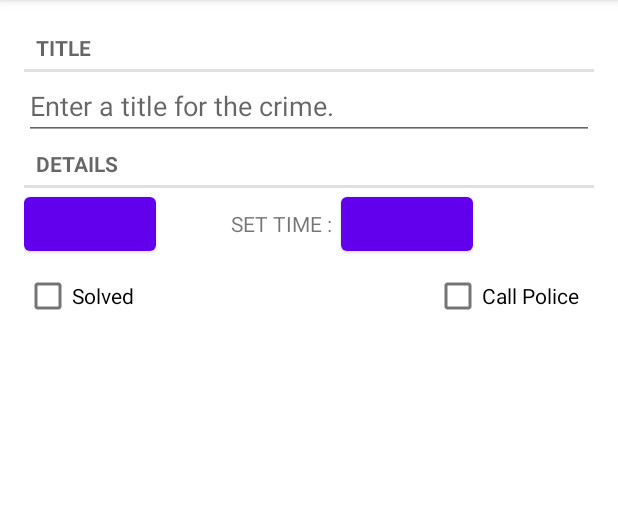
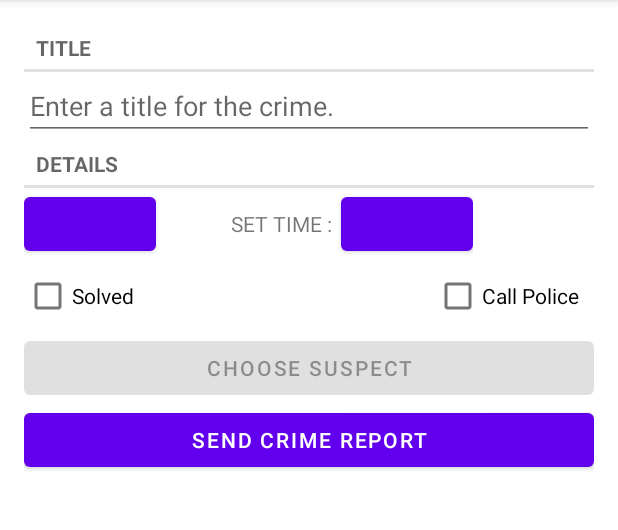
Before and after one commit to daniel-iroka/Criminal-Intent-App, an Android app: the screen it shows after launch (MainActivity), after a tap on "ADD CRIME.", on a phone screen of 412 x 824 dp, the part 84-614 px from its top. Run offline under Robolectric (Android 15) with nearby library versions, the phone set to English and light mode, and no system bars; our stand-ins replace Room's generated code; 1 statement that could not run was skipped.

Commit message:
updated this version with the main version

```diff
--- a/app/src/main/java/com/bignerdranch/android/criminalintentChallengeVersion/Crime.kt
+++ b/app/src/main/java/com/bignerdranch/android/criminalintentChallengeVersion/Crime.kt
@@ -10,4 +10,4 @@
 // This is a data class that will hold the list data for the crimes
 @Entity
 data class Crime(@PrimaryKey val id: UUID = UUID.randomUUID(), var title : String = "", var date: Date = Date(), var isSolved: Boolean = false,
-                 var contactPolice: String = "Contact Police", var time :Date = Date())
+                 var contactPolice: String = "Contact Police", var time :Date = Date(), var suspect :String = "")
--- a/app/src/main/java/com/bignerdranch/android/criminalintentChallengeVersion/CrimeFragment.kt
+++ b/app/src/main/java/com/bignerdranch/android/criminalintentChallengeVersion/CrimeFragment.kt
@@ -1,6 +1,13 @@
 package com.bignerdranch.android.criminalintentChallengeVersion
 
+import android.app.Activity
+import android.app.Notification
+import android.content.Intent
+import android.content.pm.PackageManager
+import android.content.pm.ResolveInfo
+import android.net.Uri
 import android.os.Bundle
+import android.provider.ContactsContract
 import android.text.Editable
 import android.text.TextWatcher
 import android.text.format.DateFormat
@@ -23,6 +30,9 @@
 private const val ARG_CRIME_ID = "crime_id"
 const val DIALOG_DATE = "DialogDate"
 private const val DIALOG_TIME = "DialogTime"
+private const val REQUEST_CONTACT = 1
+private const val DATE_FORMAT = "EEE, MMM, dd"
+
 
 
 
@@ -35,6 +45,8 @@
     private lateinit var dateButton : Button
     private lateinit var solvedCheckedBox: CheckBox
     private lateinit var timePickerButton : Button
+    private lateinit var reportButton: Button
+    private lateinit var suspectButton: Button
 
 
     /**  || MOST FUNCTIONS USED IN FRAGMENTS ARE LIFECYCLE CALL BACK FUNCTIONS USED TO PERSIST THE STATE OF THE UI. such as below ||  **/
@@ -73,6 +85,8 @@
         dateButton = view.findViewById(R.id.crime_date) as Button
         solvedCheckedBox = view.findViewById(R.id.crime_solved) as CheckBox
         timePickerButton = view.findViewById(R.id.crime_timePicker) as Button
+        reportButton = view.findViewById(R.id.crime_report) as Button
+        suspectButton = view.findViewById(R.id.crime_suspect) as Button
 
 
 
@@ -120,7 +134,6 @@
 
 
 
-
     override fun onViewCreated(view: View, savedInstanceState: Bundle?) {
         super.onViewCreated(view, savedInstanceState)
         crimeDetailViewModel.crimeLiveData.observe(
@@ -136,7 +149,6 @@
     }
 
 
-
     // function to update UI wherever it is called
     private fun updateUI() {
         titleField.setText(crime.title)
@@ -148,12 +160,61 @@
     }
 
 
+    override fun onActivityResult(requestCode: Int, resultCode: Int, data: Intent?) {
+        when {
+            resultCode != Activity.RESULT_OK -> return
+            requestCode == REQUEST_CONTACT && data != null -> {
+                val contactUri: Uri? = data.data
+                // Specify which fields you want your query to return values for
+                val queryFields = arrayOf(ContactsContract.Contacts.DISPLAY_NAME)
+                // Perform your query - the contactUri is like a "where" clause here
+                val cursor = contactUri?.let {
+                    requireActivity().contentResolver
+                        .query(it, queryFields, null, null, null)
+                }
+                cursor?.use {
+                    // Verify cursor contains at least one result
+                    if (it.count == 0) {
+                        return
+                    }
+                    // Pull out the first column of the first row of data -
+                    // that is your suspect's name
+                    it.moveToFirst()
+                    val suspect = it.getString(0)
+                    crime.suspect = suspect
+                    crimeDetailViewModel.saveCrime(crime)
+                    suspectButton.text = suspect
+                }
+            }
+        }
+    }
+
+
+
+    // These are the crime's details we reference through their string resource, since we can't obtain them in runtime
+    private fun getCrimeReport(): String {
+        val solvedString = if (crime.isSolved)  {
+            getString(R.string.crime_report_solved)
+        } else {
+            getString(R.string.crime_report_unsolved)
+        }
+
+        val dateString = DateFormat.format(DATE_FORMAT, crime.date).toString()
+        val suspect = if (crime.suspect.isBlank()) {
+            getString(R.string.crime_report_no_suspect)
+        } else {
+            getString(R.string.crime_report_suspect, crime.suspect)
+        }
+
+        return getString(R.string.crime_report, crime.title, dateString, solvedString, suspect)
+    }
+
+
+
     // function to updateTime on a crime wherever it is called
     private fun updateTime() {
         timePickerButton.text = DateFormat.format("HH:mm", crime.time)
     }
-
-
 
 
 
@@ -199,6 +260,45 @@
             }
         }
 
+
+        // Initializing our report button to allow the User send a current crime report to another Activity through intents
+        reportButton.setOnClickListener {
+            Intent(Intent.ACTION_SEND).apply {
+                type = "text/plain"
+                putExtra(Intent.EXTRA_TEXT, getCrimeReport())
+                putExtra(
+                    Intent.EXTRA_SUBJECT,
+                    getString(R.string.crime_report_subject))
+            }.also { intent ->
+                val chooserIntent = Intent.createChooser(intent, getString(R.string.send_report))
+                startActivity(chooserIntent)
+            }
+        }
+
+
+        // Initializing our suspect button to be able to pick a suspect from our contacts App
+        suspectButton.apply {
+            val pickContactIntent = Intent(Intent.ACTION_PICK, ContactsContract.Contacts.CONTENT_URI)
+
+            setOnClickListener {
+                startActivityForResult(pickContactIntent, REQUEST_CONTACT)
+            }
+
+
+            // This code in general searches for a contacts app that matches the one in our given Intent and retrieves info
+            // on it.
+            val packageManager : PackageManager = requireActivity().packageManager
+            val resolvedActivity : ResolveInfo? =
+                packageManager.resolveActivity(pickContactIntent,
+                PackageManager.MATCH_DEFAULT_ONLY)
+
+            if (resolvedActivity == null)  {   // However, if it doesn't find any, It'll disable the suspect Button
+                isEnabled = false
+            }
+
+
+        }
+
     }
 
 
--- a/app/src/main/java/com/bignerdranch/android/criminalintentChallengeVersion/CrimeRepository.kt
+++ b/app/src/main/java/com/bignerdranch/android/criminalintentChallengeVersion/CrimeRepository.kt
@@ -4,7 +4,7 @@
 import androidx.lifecycle.LiveData
 import androidx.room.Room
 import com.bignerdranch.android.criminalintentChallengeVersion.database.CrimeDatabase
-import com.bignerdranch.android.criminalintentChallengeVersion.database.migration_2_3
+import com.bignerdranch.android.criminalintentChallengeVersion.database.migration_3_4
 import java.util.*
 import java.util.concurrent.Executors
 
@@ -24,7 +24,7 @@
         context.applicationContext,
         CrimeDatabase::class.java,
         DATABASE_NAME
-    ).addMigrations(migration_2_3).build()
+    ).addMigrations(migration_3_4).build()
 
     private val crimeDao = database.crimeDao()    // stores references to our DAO objects
 
--- a/app/src/main/java/com/bignerdranch/android/criminalintentChallengeVersion/database/CrimeDatabase.kt
+++ b/app/src/main/java/com/bignerdranch/android/criminalintentChallengeVersion/database/CrimeDatabase.kt
@@ -14,7 +14,7 @@
 
 /** CHALLENGE 3 : ADDRESSING THE SCHEMA WARNING - A database schema represents the structure of a database. Address the warning by setting the export
  *                to false. **/
-@Database(entities = [ Crime::class], version=3, exportSchema = false)
+@Database(entities = [ Crime::class], version=4, exportSchema = false)
 @TypeConverters(CrimeTypeConverters::class)
 abstract class CrimeDatabase : RoomDatabase() {
 
@@ -24,9 +24,9 @@
 
 }
 
-val migration_2_3 = object : Migration(2,3) {
+val migration_3_4 = object : Migration(3,4) {
     override fun migrate(database: SupportSQLiteDatabase) {
-        database.execSQL("ALTER TABLE Crime ADD COLUMN time INT NOT NULL DEFAULT ''")
+        database.execSQL("ALTER TABLE Crime ADD COLUMN suspect TEXT NOT NULL DEFAULT ''")
     }
 
 }
--- a/app/src/main/res/layout/fragment_crime.xml
+++ b/app/src/main/res/layout/fragment_crime.xml
@@ -55,7 +55,6 @@
             android:layout_marginStart="5dp"/>
 
 
-
     </LinearLayout>
 
 
@@ -64,7 +63,6 @@
         android:layout_width="match_parent"
         android:layout_height="wrap_content"
         android:orientation="horizontal">
-
 
 
         <CheckBox
@@ -82,8 +80,20 @@
             android:layout_marginStart="200dp"/>
 
 
-
     </LinearLayout>
 
 
+    <Button
+        android:id="@+id/crime_suspect"
+        android:layout_width="match_parent"
+        android:layout_height="wrap_content"
+        android:text="@string/crime_suspect_text"/>
+
+    <Button
+        android:id="@+id/crime_report"
+        android:layout_width="match_parent"
+        android:layout_height="wrap_content"
+        android:text="@string/crime_report_text"/>
+
+
 </LinearLayout>
--- a/app/src/main/res/values/strings.xml
+++ b/app/src/main/res/values/strings.xml
@@ -14,4 +14,14 @@
     <string name="add_crime_text">There are no Crimes.</string>
     <string name="crime_time">Crime Time</string>
     <string name="time_textView">TIME :</string>
+    <string name="crime_suspect_text">Choose Suspect</string>
+    <string name="crime_report_text">Send Crime Report</string>
+
+    <string name="crime_report">%1$s! The crime was discovered on %2$s. %3$s, and %4$s</string>
+    <string name="crime_report_solved">The case is solved</string>
+    <string name="crime_report_unsolved">The case is not solved</string>
+    <string name="crime_report_no_suspect">there is no suspect.</string>
+    <string name="crime_report_suspect">the suspect is %s.</string>
+    <string name="crime_report_subject">CriminalIntent Crime Report</string>
+    <string name="send_report">Send crime report via</string>
 </resources>
```
Also changed, not shown: app/src/main/java/com/bignerdranch/android/criminalintentChallengeVersion/CrimeListFragment.kt (+1 -11 lines), app/src/main/res/layout/list_item_crime.xml (+2 -5 lines).
